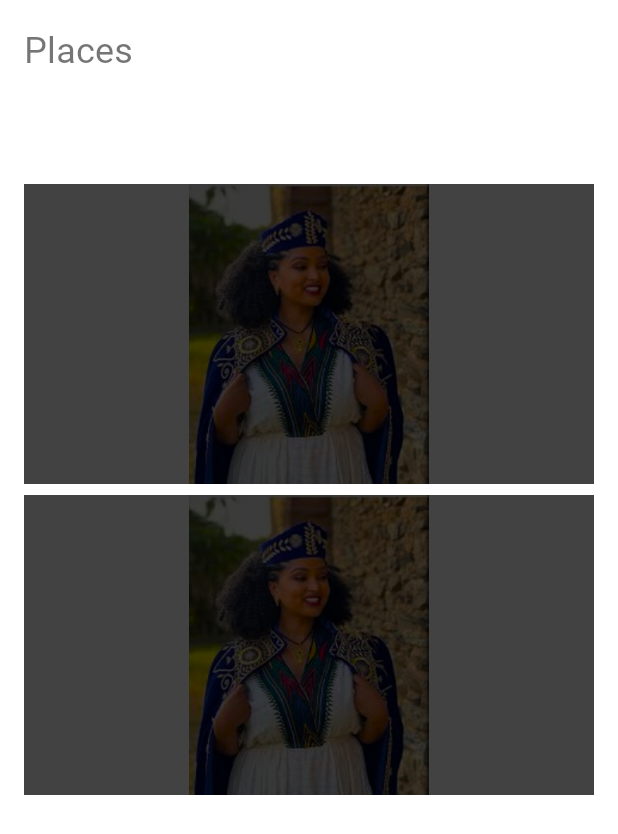
After one commit to sami855-ux/Tour-Mobile-App-Main, an Android app: the layout places.xml on its own in the app's theme, with its tools: preview values and no code run, on a phone screen of 412 x 824 dp. The commit adds this screen. Shown: the top 834 px of the screen. Run offline under Robolectric (Android 15) with nearby library versions, the phone set to English and light mode, and no system bars.

Commit message:
some additional items

```diff
--- a/app/src/main/res/drawable/rounded_edit_text_background.xml
+++ b/app/src/main/res/drawable/rounded_edit_text_background.xml
@@ -3,7 +3,7 @@
     android:shape="rectangle">
 
     <solid android:color="#FFFFFF"/> <!-- Background Color -->
-    <corners android:radius="12dp"/> <!-- Corner Radius -->
+    <corners android:radius="8dp"/> <!-- Corner Radius -->
     <stroke
         android:width="1dp"
         android:color="@color/cardview_dark_background"/> <!-- Stroke Color -->
--- /dev/null
+++ b/app/src/main/res/layout/places.xml
@@ -0,0 +1,54 @@
+<?xml version="1.0" encoding="utf-8"?>
+<LinearLayout xmlns:android="http://schemas.android.com/apk/res/android"
+    xmlns:app="http://schemas.android.com/apk/res-auto"
+    xmlns:tools="http://schemas.android.com/tools"
+    android:layout_width="match_parent"
+    android:layout_height="match_parent"
+    android:orientation="vertical"
+    android:padding="16dp">
+
+    <TextView
+        android:id="@+id/textView3"
+        android:layout_width="192dp"
+        android:layout_height="wrap_content"
+        android:fontFamily="@font/poppinsbold"
+        android:text="Places"
+        android:textSize="24sp"
+        tools:layout_editor_absoluteY="216dp" />
+
+    <TextView
+        android:id="@+id/countryName"
+        android:layout_width="wrap_content"
+        android:layout_height="wrap_content"
+        android:fontFamily="@font/poppinsregular"
+        android:textSize="18sp" />
+
+    <TextView
+        android:id="@+id/lat"
+        android:layout_width="wrap_content"
+        android:layout_height="wrap_content"
+        android:fontFamily="@font/poppinsregular"
+        android:textSize="18sp" />
+
+    <TextView
+        android:id="@+id/lon"
+        android:layout_width="wrap_content"
+        android:layout_height="wrap_content"
+        android:fontFamily="@font/poppinsregular"
+        android:textSize="18sp" />
+
+
+    <ImageView
+        android:layout_width="match_parent"
+        android:layout_height="200dp"
+        android:background="@color/cardview_dark_background"
+        android:src="@drawable/images2"  />
+
+    <ImageView
+        android:layout_width="match_parent"
+        android:layout_height="200dp"
+        android:background="@color/cardview_dark_background"
+        android:src="@drawable/images2"
+        android:layout_marginTop="7dp"/>
+
+</LinearLayout>
```
